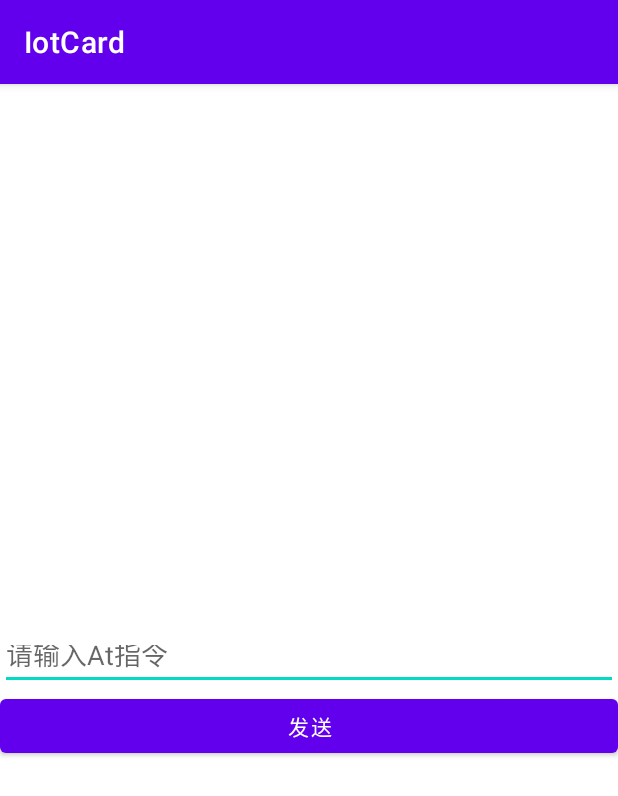
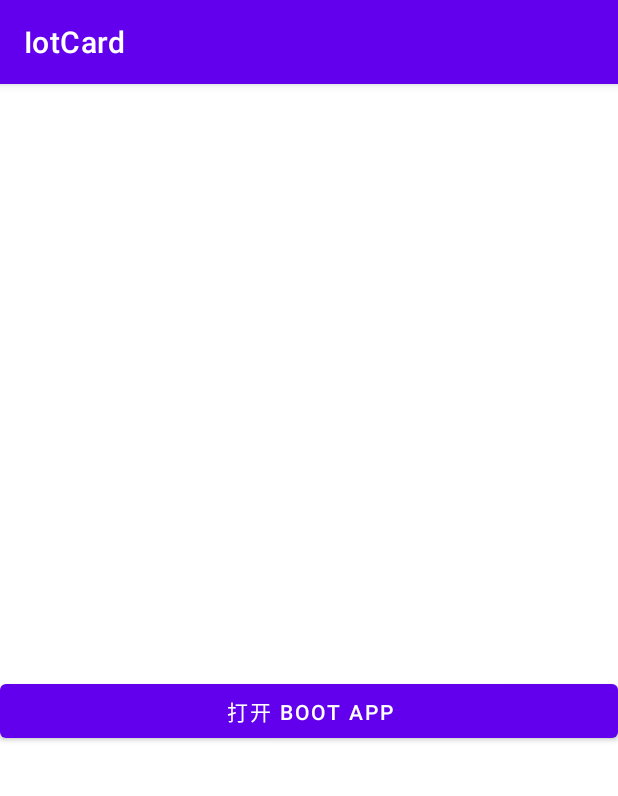
Before and after one commit to liqvip/IotCard, an Android app: the screen it shows after launch (MainActivity), on a phone screen of 412 x 824 dp. Shown: the top 796 px of the screen. Run offline under Robolectric (Android 15) with nearby library versions, the phone set to English and light mode, and no system bars; 1 statement that could not run was skipped.

Commit message:
Gps 定位

```diff
--- a/app/src/main/res/layout/activity_main.xml
+++ b/app/src/main/res/layout/activity_main.xml
@@ -8,6 +8,7 @@
     tools:context=".MainActivity">
 
     <EditText
+        android:visibility="gone"
         android:id="@+id/et_cmd"
         android:layout_width="match_parent"
         android:layout_height="40dp"
@@ -17,6 +18,7 @@
         android:maxLines="1"
         android:hint="请输入At指令"/>
     <Button
+        android:visibility="gone"
         android:id="@+id/bt_send"
         android:layout_width="match_parent"
         android:layout_height="wrap_content"
@@ -25,10 +27,25 @@
         app:layout_constraintRight_toRightOf="parent"
         android:text="发送"/>
     <TextView
+        android:visibility="gone"
         android:id="@+id/tv_res"
         android:layout_width="match_parent"
         android:layout_height="wrap_content"
         app:layout_constraintTop_toBottomOf="@+id/bt_send"
         app:layout_constraintLeft_toLeftOf="parent"
         app:layout_constraintRight_toRightOf="parent"/>
+
+    <TextView
+        android:id="@+id/tv_level"
+        android:layout_width="match_parent"
+        android:layout_height="wrap_content"
+        app:layout_constraintTop_toTopOf="parent"
+        app:layout_constraintBottom_toBottomOf="parent"
+        android:gravity="center"/>
+    <Button
+        android:id="@+id/bt_start_boot_app"
+        android:layout_width="match_parent"
+        android:layout_height="wrap_content"
+        app:layout_constraintTop_toBottomOf="@+id/tv_level"
+        android:text="打开 boot app"/>
 </androidx.constraintlayout.widget.ConstraintLayout>
```
Also changed, not shown: app/build.gradle (+13 -0 lines), app/src/main/java/cn/blogss/iotcard/MainActivity.java (+118 -7 lines).
